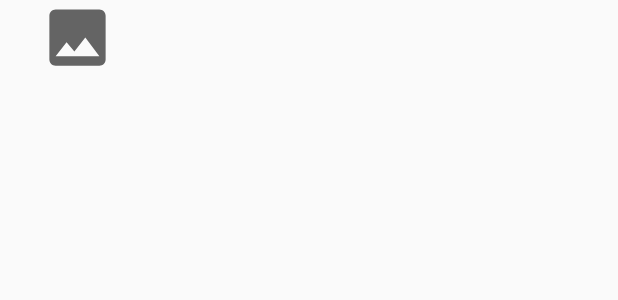
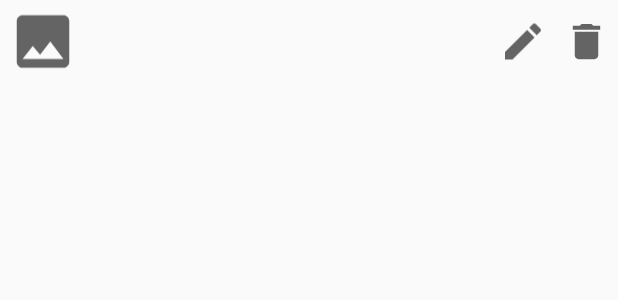
Before and after one commit to RomainTHD/AndroidPlayer, an Android app: the layout item_playlist_list.xml on its own in the app's theme, with its tools: preview values and no code run, on a phone screen of 412 x 824 dp. Shown: the top 300 px of the screen. Run offline under Robolectric (Android 15) with nearby library versions, the light colour scheme and no system bars.

Commit message:
fix: Strings dans ressources

```diff
--- a/app/src/main/res/layout/dialog_edit_music.xml
+++ b/app/src/main/res/layout/dialog_edit_music.xml
@@ -9,5 +9,6 @@
         android:layout_width="match_parent"
         android:layout_height="wrap_content"
         android:inputType="text"
-        android:hint="Titre de la musique" />
+        android:hint="@string/hint_music_title"
+        android:autofillHints="music,title" />
 </LinearLayout>
--- a/app/src/main/res/layout/item_playlist_list.xml
+++ b/app/src/main/res/layout/item_playlist_list.xml
@@ -5,17 +5,16 @@
     android:layout_height="wrap_content"
     xmlns:tools="http://schemas.android.com/tools">
 
-    <LinearLayout
-        android:layout_width="match_parent"
-        android:layout_height="wrap_content">
-
     <ImageView
         android:id="@+id/item_preview"
+        android:layout_marginStart="5dp"
+        android:layout_marginEnd="5dp"
         android:layout_width="match_parent"
         android:layout_height="match_parent"
-            android:layout_weight="1.5"
+        android:layout_weight="1.25"
         android:src="@drawable/ic_playlist_preview"
-            tools:srcCompat="@tools:sample/avatars" />
+        tools:srcCompat="@tools:sample/avatars"
+        android:contentDescription="@string/desc_player_picture" />
 
     <TextView
         android:id="@+id/item_title"
@@ -24,14 +23,24 @@
         android:layout_marginBottom="15dp"
         android:layout_marginTop="15dp"
         android:layout_weight="0.5"
+        android:textSize="18sp"
         android:textAppearance="@style/TextAppearance.AppCompat" />
 
-        <!-- ImageView
-            android:id="@+id/playlist_edit_button"
+    <ImageView
+        android:id="@+id/item_edit_button"
         android:layout_width="match_parent"
         android:layout_height="match_parent"
-            android:padding="10dp"
-            android:layout_weight="1.5"
-            android:src="@drawable/ic_edit" / -->
+        android:padding="5dp"
+        android:layout_weight="1.3"
+        android:src="@drawable/ic_edit"
+        android:contentDescription="@string/desc_edit_button" />
+
+    <ImageView
+        android:id="@+id/item_delete_button"
+        android:layout_width="match_parent"
+        android:layout_height="match_parent"
+        android:padding="5dp"
+        android:layout_weight="1.3"
+        android:src="@drawable/ic_delete"
+        android:contentDescription="@string/desc_delete_button" />
 </LinearLayout>
-</LinearLayout>
```
Also changed, not shown: app/src/main/res/layout/item_playlist_elem.xml (+14 -13 lines), app/src/main/res/values/strings.xml (+13 -9 lines). Lines whose indentation alone changed are shown as unchanged.
